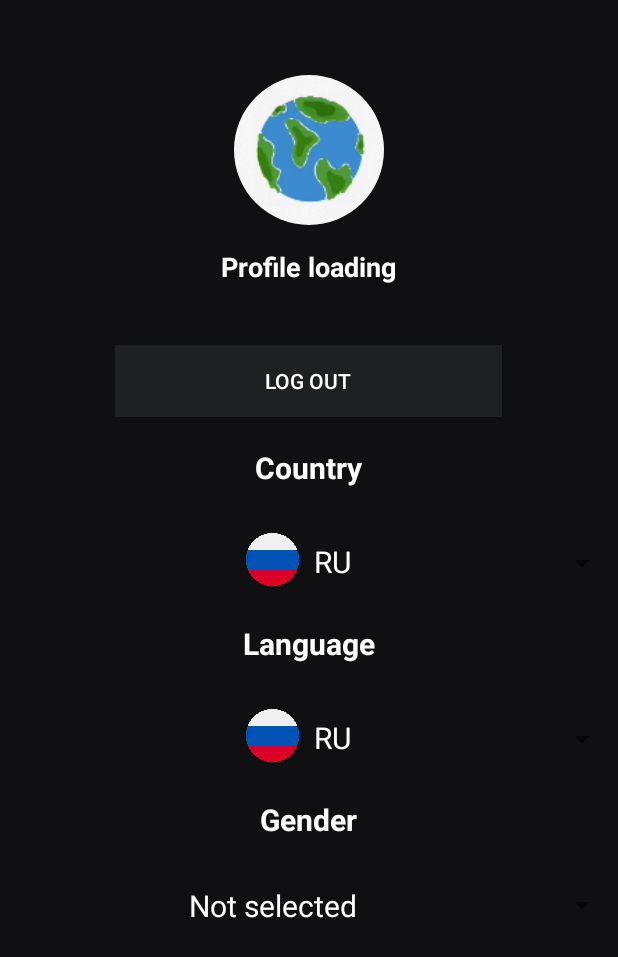
After one commit to 92plus2/OneWorld2, an Android app: the SettingsActivity screen opened directly, with no data from a screen before it, on a phone screen of 412 x 824 dp. The commit adds this screen. Shown: the top 957 px of the screen. Run offline under Robolectric (Android 15) with nearby library versions, the phone set to English and light mode, and no system bars; our stand-ins replace CircleImageView, Firebase (no records; nobody signed in at launch, a user with empty details on screens opened directly); pictures from the network do not load; 6 statements that could not run were skipped.

Commit message:
В профиле добавлена кнопка "настройки" Недоработки: сохраняется, нет даты рождения, пол выравнивается по центру спиннера, а не экрана

```diff
--- a/app/src/main/AndroidManifest.xml
+++ b/app/src/main/AndroidManifest.xml
@@ -42,6 +42,9 @@
             android:name="com.work.project.ResetPasswordActivity"
             android:parentActivityName="com.work.project.LoginActivity"
             android:screenOrientation="sensorPortrait" />
+        <activity
+            android:name="com.work.project.SettingsActivity"
+            android:screenOrientation="sensorPortrait" />
 
         <service
             android:name=".Notifications.MyFirebaseMessaging"
--- /dev/null
+++ b/app/src/main/java/com/work/project/SettingsActivity.java
@@ -0,0 +1,304 @@
+package com.work.project;
+
+import android.app.ProgressDialog;
+import android.content.ContentResolver;
+import android.content.Intent;
+import android.net.Uri;
+import android.os.Bundle;
+import android.view.LayoutInflater;
+import android.view.View;
+import android.view.ViewGroup;
+import android.webkit.MimeTypeMap;
+import android.widget.AdapterView;
+import android.widget.ArrayAdapter;
+import android.widget.Button;
+import android.widget.Spinner;
+import android.widget.TextView;
+import android.widget.Toast;
+
+import androidx.annotation.NonNull;
+import androidx.appcompat.app.AppCompatActivity;
+
+import com.bumptech.glide.Glide;
+import com.google.android.gms.tasks.Continuation;
+import com.google.android.gms.tasks.OnCompleteListener;
+import com.google.android.gms.tasks.OnFailureListener;
+import com.google.android.gms.tasks.Task;
+import com.google.firebase.auth.FirebaseAuth;
+import com.google.firebase.auth.FirebaseUser;
+import com.google.firebase.database.DataSnapshot;
+import com.google.firebase.database.DatabaseError;
+import com.google.firebase.database.DatabaseReference;
+import com.google.firebase.database.FirebaseDatabase;
+import com.google.firebase.database.ValueEventListener;
+import com.google.firebase.storage.FirebaseStorage;
+import com.google.firebase.storage.StorageReference;
+import com.google.firebase.storage.StorageTask;
+import com.google.firebase.storage.UploadTask;
+import com.work.project.Adapter.LanguageAdapter;
+import com.work.project.Model.LanguageItem;
+import com.work.project.Model.User;
+import com.work.project.R;
+import com.work.project.StartActivity;
+
+import java.util.ArrayList;
+import java.util.HashMap;
+
+import de.hdodenhof.circleimageview.CircleImageView;
+
+import static android.app.Activity.RESULT_OK;
+
+
+public class SettingsActivity extends AppCompatActivity {
+
+    CircleImageView image_profile;
+    TextView username;
+
+    DatabaseReference currentUserRef;
+    FirebaseUser fuser;
+
+    StorageReference storageReference;
+    private static final int IMAGE_REQUEST = 1;
+    private Uri imageUri;
+    private StorageTask uploadTask;
+
+    int countryID = 0;
+    int languageID = 0;
+    String language;
+    public static final int RU = 0, EN = 1, DE = 2, ES = 3, FR = 4, IT = 5, ZH = 6;
+
+    private ArrayList<LanguageItem> mCountryList;
+    private ArrayList<LanguageItem> mLanguageList;
+    private LanguageAdapter mCountryAdapter;
+    private LanguageAdapter mLanguageAdapter;
+    private Spinner spinnerCountries;
+    private Spinner spinnerLanguages;
+    private Spinner spinnerGender;
+    private ValueEventListener currentUserListener;
+
+    @Override
+    protected void onCreate(Bundle savedInstanceState) {
+        super.onCreate(savedInstanceState);
+        setContentView(R.layout.activity_settings);
+
+        image_profile = findViewById(R.id.profile_image);
+        username = findViewById(R.id.username);
+
+        storageReference = FirebaseStorage.getInstance().getReference("uploads");
+
+        image_profile.setOnClickListener(new View.OnClickListener() {
+            @Override
+            public void onClick(View view) {
+                openImage();
+            }
+        });
+
+        Button btn_logout = findViewById(R.id.btn_logout);
+
+        btn_logout.setOnClickListener(new View.OnClickListener(){
+            @Override
+            public void onClick(View view) {
+                FirebaseAuth.getInstance().signOut();
+                Intent intent = new Intent(SettingsActivity.this, StartActivity.class);
+                startActivity(intent);
+            }
+        });
+
+
+        //adding languages to list
+        initList();
+        spinnerCountries = findViewById(R.id.spinner_countries);
+        spinnerLanguages = findViewById(R.id.spinner_languages);
+        mCountryAdapter = new LanguageAdapter(SettingsActivity.this, mCountryList);
+        mLanguageAdapter = new LanguageAdapter(SettingsActivity.this, mLanguageList);
+        spinnerCountries.setAdapter(mCountryAdapter);
+        spinnerLanguages.setAdapter(mLanguageAdapter);
+
+        spinnerCountries.setOnItemSelectedListener(new FixedItemSelectedListener() {
+            @Override
+            public void onItemSelected(AdapterView<?> parent, View view, int position, long id) {
+                super.onItemSelected(parent, view, position, id);
+                if(calledTimes == 1)
+                    return;
+                LanguageItem clickedItem = (LanguageItem) parent.getItemAtPosition(position);
+                currentUserRef.child("CountryID").setValue(String.valueOf(position));
+            }
+            @Override
+            public void onNothingSelected(AdapterView<?> parent) {
+            }
+        });
+
+        spinnerLanguages.setOnItemSelectedListener(new FixedItemSelectedListener() {
+            @Override
+            public void onItemSelected(AdapterView<?> parent, View view, int position, long id) {
+                super.onItemSelected(parent, view, position, id);
+                if(calledTimes == 1)
+                    return;
+                LanguageItem clickedItem = (LanguageItem) parent.getItemAtPosition(position);
+                String clickedLanguageName = clickedItem.getLanguageName();
+                currentUserRef.child("languageID").setValue(String.valueOf(position));
+                currentUserRef.child("language").setValue(clickedLanguageName);
+            }
+            @Override
+            public void onNothingSelected(AdapterView<?> parent) {
+            }
+        });
+
+        spinnerGender = findViewById(R.id.spinner_gender);
+        ArrayAdapter<CharSequence> mGenderAdapter = ArrayAdapter.createFromResource(SettingsActivity.this, R.array.gender, R.layout.spinner_gender_item);
+        mGenderAdapter.setDropDownViewResource(android.R.layout.simple_spinner_dropdown_item);
+        spinnerGender.setAdapter(mGenderAdapter);
+        spinnerGender.setOnItemSelectedListener(new FixedItemSelectedListener() {
+            @Override
+            public void onItemSelected(AdapterView<?> parent, View view, int position, long id) {
+                super.onItemSelected(parent, view, position, id);
+                if(calledTimes == 1)
+                    return;
+                currentUserRef.child("genderId").setValue(position);
+            }
+
+            @Override
+            public void onNothingSelected(AdapterView<?> parent) {
+
+            }
+        });
+
+        fuser = FirebaseAuth.getInstance().getCurrentUser();
+        currentUserRef = FirebaseDatabase.getInstance().getReference("Users").child(fuser.getUid());
+        currentUserListener = new ValueEventListener() {
+            @Override
+            public void onDataChange(@NonNull DataSnapshot dataSnapshot) {
+                User user = dataSnapshot.getValue(User.class);
+                username.setText(user.getUsername());
+                if (user.getImageURL().equals("default")) {
+                    image_profile.setImageResource(R.mipmap.ic_launcher);
+                } else {
+                    Glide.with(SettingsActivity.this).load(user.getImageURL()).into(image_profile);
+                }
+              //  countryID =  Integer.parseInt(user.getCountryID());
+                languageID = Integer.parseInt(user.getLanguageID());
+                language = user.getLanguage();
+               // spinnerCountries.setSelection(countryID, false);
+                spinnerLanguages.setSelection(languageID, false);
+                int genderId = user.getGenderId();
+                //Log.d("oneworld", "gender id: " + genderId);
+                spinnerGender.setSelection(genderId, false);
+            }
+
+            @Override
+            public void onCancelled(@NonNull DatabaseError databaseError) {}
+        };
+
+        currentUserRef.addValueEventListener(currentUserListener);
+    }
+
+    private void initList() {
+        mCountryList = new ArrayList<>();
+        mCountryList.add(new LanguageItem("RU", R.drawable.russian));
+        mCountryList.add(new LanguageItem("EN", R.drawable.english));
+        mCountryList.add(new LanguageItem("DE", R.drawable.german));
+        mCountryList.add(new LanguageItem("ES", R.drawable.spanish));
+        mCountryList.add(new LanguageItem("FR", R.drawable.french));
+        mCountryList.add(new LanguageItem("IT", R.drawable.italian));
+        mCountryList.add(new LanguageItem("ZH", R.drawable.chinese));
+
+        mLanguageList = new ArrayList<>();
+        mLanguageList.add(new LanguageItem("RU", R.drawable.russian));
+        mLanguageList.add(new LanguageItem("EN", R.drawable.english));
+        mLanguageList.add(new LanguageItem("DE", R.drawable.german));
+        mLanguageList.add(new LanguageItem("ES", R.drawable.spanish));
+        mLanguageList.add(new LanguageItem("FR", R.drawable.french));
+        mLanguageList.add(new LanguageItem("IT", R.drawable.italian));
+        mLanguageList.add(new LanguageItem("ZH", R.drawable.chinese));
+    }
+
+    private void openImage() {
+        Intent intent = new Intent();
+        intent.setType("image/*");
+        intent.setAction(Intent.ACTION_GET_CONTENT);
+        startActivityForResult(intent, IMAGE_REQUEST);
+    }
+
+    private String getFileExtension(Uri uri){
+        ContentResolver contentResolver = SettingsActivity.this.getContentResolver();
+        MimeTypeMap mimeTypeMap = MimeTypeMap.getSingleton();
+        return mimeTypeMap.getExtensionFromMimeType(contentResolver.getType(uri));
+    }
+
+    private void uploadImage(){
+        final ProgressDialog pd = new ProgressDialog(SettingsActivity.this);
+        pd.setMessage("Uploading");
+        pd.show();
+
+        if (imageUri != null){
+            final  StorageReference fileReference = storageReference.child(System.currentTimeMillis()
+                    +"."+getFileExtension(imageUri));
+
+            uploadTask = fileReference.putFile(imageUri);
+            uploadTask.continueWithTask(new Continuation<UploadTask.TaskSnapshot, Task<Uri>>() {
+                @Override
+                public Task<Uri> then(@NonNull Task<UploadTask.TaskSnapshot> task) throws Exception {
+                    if (!task.isSuccessful()){
+                        throw  task.getException();
+                    }
+
+                    return  fileReference.getDownloadUrl();
+                }
+            }).addOnCompleteListener(new OnCompleteListener<Uri>() {
+                @Override
+                public void onComplete(@NonNull Task<Uri> task) {
+                    if (task.isSuccessful()){
+                        Uri downloadUri = task.getResult();
+                        String mUri = downloadUri.toString();
+
+                        HashMap<String, Object> map = new HashMap<>();
+                        map.put("imageURL", mUri);
+                        currentUserRef.updateChildren(map);
+
+                        pd.dismiss();
+                    } else {
+                        Toast.makeText(SettingsActivity.this, "Failed!", Toast.LENGTH_SHORT).show();
+                        pd.dismiss();
+                    }
+                }
+            }).addOnFailureListener(new OnFailureListener() {
+                @Override
+                public void onFailure(@NonNull Exception e) {
+                    Toast.makeText(SettingsActivity.this, e.getMessage(), Toast.LENGTH_SHORT).show();
+                    pd.dismiss();
+                }
+            });
+        } else {
+            Toast.makeText(SettingsActivity.this, "No image selected", Toast.LENGTH_SHORT).show();
+        }
+    }
+
+    @Override
+    public void onActivityResult(int requestCode, int resultCode, Intent data) {
+        super.onActivityResult(requestCode, resultCode, data);
+
+        if (requestCode == IMAGE_REQUEST && resultCode == RESULT_OK
+                && data != null && data.getData() != null){
+            imageUri = data.getData();
+
+            if (uploadTask != null && uploadTask.isInProgress()){
+                Toast.makeText(SettingsActivity.this, "Upload in progress", Toast.LENGTH_SHORT).show();
+            } else {
+                uploadImage();
+            }
+        }
+    }
+
+
+    private static class FixedItemSelectedListener implements AdapterView.OnItemSelectedListener {
+        int calledTimes = 0;
+
+        @Override
+        public void onItemSelected(AdapterView<?> parent, View view, int position, long id) {
+            calledTimes++;
+        }
+
+        @Override
+        public void onNothingSelected(AdapterView<?> parent) {}
+    }
+}
--- /dev/null
+++ b/app/src/main/res/layout/activity_settings.xml
@@ -0,0 +1,103 @@
+<?xml version="1.0" encoding="utf-8"?>
+<RelativeLayout xmlns:android="http://schemas.android.com/apk/res/android"
+    xmlns:app="http://schemas.android.com/apk/res-auto"
+    xmlns:tools="http://schemas.android.com/tools"
+    android:layout_width="match_parent"
+    android:background="@color/colorPrimary"
+    android:layout_height="match_parent"
+    tools:context=".SettingsActivity"
+    tools:ignore="ExtraText">
+
+
+    <LinearLayout
+        android:background="@color/colorPrimary"
+        android:layout_width="match_parent"
+        android:orientation="vertical"
+        android:gravity="center_horizontal"
+        android:layout_height="wrap_content">
+
+        <de.hdodenhof.circleimageview.CircleImageView
+            android:layout_width="100dp"
+            android:layout_height="100dp"
+            android:id="@+id/profile_image"
+            android:layout_centerHorizontal="true"
+            android:layout_marginTop="50dp"
+            android:src="@mipmap/ic_launcher"/>
+
+        <TextView
+            android:layout_width="wrap_content"
+            android:layout_height="wrap_content"
+            android:text="Profile loading"
+            android:layout_below="@id/profile_image"
+            android:layout_centerHorizontal="true"
+            android:layout_marginTop="15dp"
+            android:textColor="#fff"
+            android:textStyle="bold"
+            android:id="@+id/username"
+            android:textSize="18sp"
+            android:layout_marginBottom="20dp"/>
+
+        <Button
+            android:layout_marginTop="20dp"
+            android:id="@+id/btn_logout"
+            android:layout_width="wrap_content"
+            android:layout_height="wrap_content"
+            android:paddingLeft="100dp"
+            android:paddingRight="100dp"
+            android:layout_below="@id/user_info_card"
+            android:layout_centerInParent="true"
+            android:background="@color/colorPrimaryDark"
+            android:text="log out"
+            android:textColor="#fff" />
+
+        <TextView
+            android:layout_width="wrap_content"
+            android:layout_height="wrap_content"
+            android:paddingTop="20dp"
+            android:text="Country"
+            android:textColor="#ffffff"
+            android:textSize="20sp"
+            android:textStyle="bold"/>
+
+        <Spinner
+            android:id="@+id/spinner_countries"
+            android:layout_width="match_parent"
+            android:layout_height="wrap_content"
+            android:layout_marginTop="30dp" />
+
+        <TextView
+            android:layout_width="wrap_content"
+            android:layout_height="wrap_content"
+            android:paddingTop="20dp"
+            android:text="Language"
+            android:textColor="#ffffff"
+            android:textSize="20sp"
+            android:textStyle="bold"/>
+
+        <Spinner
+            android:id="@+id/spinner_languages"
+            android:layout_width="match_parent"
+            android:layout_height="wrap_content"
+            android:layout_marginTop="30dp" />
+
+        <TextView
+            android:layout_width="wrap_content"
+            android:layout_height="wrap_content"
+            android:paddingTop="20dp"
+            android:text="Gender"
+            android:textColor="#ffffff"
+            android:textSize="20sp"
+            android:textStyle="bold"/>
+
+        <Spinner
+            android:id="@+id/spinner_gender"
+            android:layout_width="match_parent"
+            android:layout_height="wrap_content"
+            android:textAlignment="center"
+            android:layout_marginTop="30dp" />
+
+    </LinearLayout>
+
+
+
+</RelativeLayout>
--- a/app/src/main/res/layout/language_spinner_row.xml
+++ b/app/src/main/res/layout/language_spinner_row.xml
@@ -4,6 +4,7 @@
     android:background="@color/colorPrimary"
     android:layout_height="40dp">
     <ImageView
+        android:layout_centerHorizontal="true"
         android:id="@+id/image_view_flag"
         android:layout_width="35dp"
         android:layout_height="35dp"
--- a/app/src/main/res/layout/spinner_gender_item.xml
+++ b/app/src/main/res/layout/spinner_gender_item.xml
@@ -3,6 +3,7 @@
 <CheckedTextView xmlns:android="http://schemas.android.com/apk/res/android"
     android:id="@android:id/text1"
     android:textColor="@color/colorWhite"
+    android:textAlignment="center"
     android:textSize="20sp"
     android:singleLine="true"
     android:layout_width="match_parent"
```
Also changed, not shown: app/src/main/java/com/work/project/Fragments/ProfileFragment.java (+4 -84 lines), app/src/main/java/com/work/project/Model/User.java (+10 -0 lines), app/src/main/res/layout/fragment_profile.xml (+8 -26 lines), app/src/main/res/drawable/settings.png (added).
